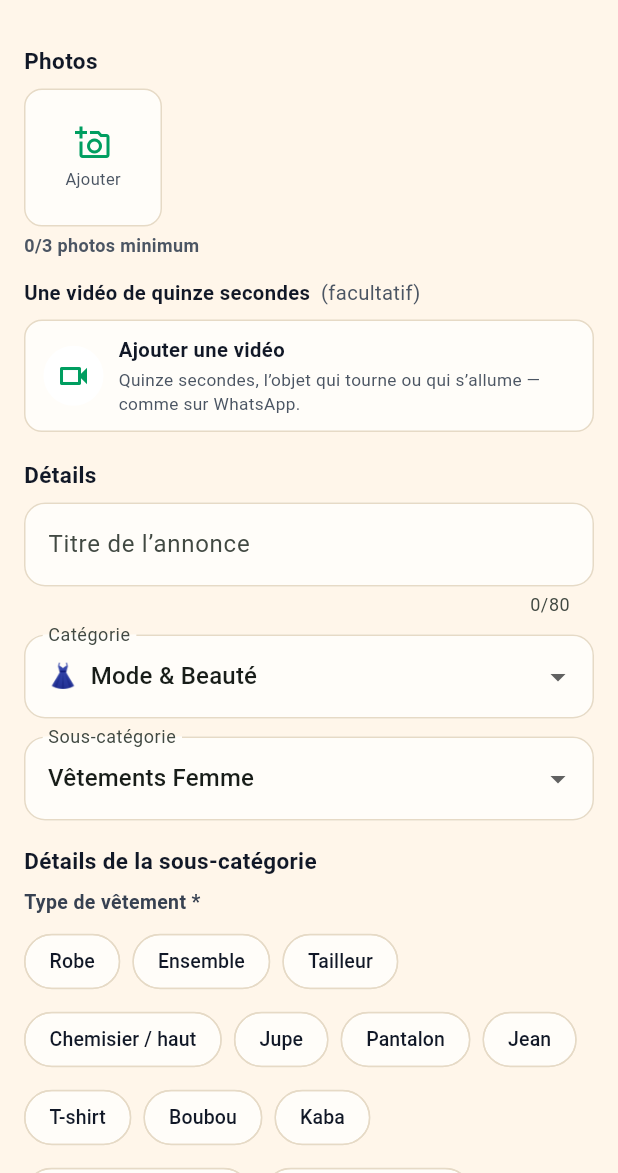
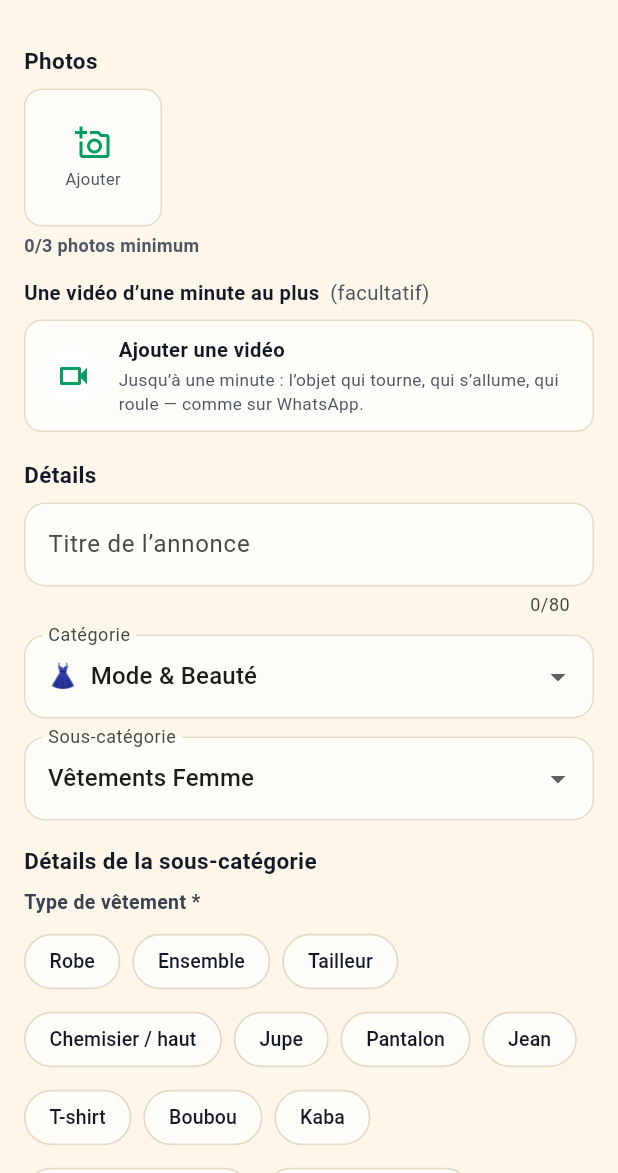
Before and after one commit to Williamszika/Chap.ci, a Flutter app: the PublierScreen screen opened directly, on a phone screen of 412 x 824 dp, the part 63-1236 px from its top. Run offline on Flutter 3.47's test engine with Material 3 defaults, Android fonts, the phone set to English and light mode, and no system bars; our stand-ins replace app_links, flutter_slidable, geolocator, google_sign_in, image_picker, qr_flutter and 4 more; missing offline and left inert: flutter_web_auth_2; accounts and stored records are empty; network calls fail; project files that could hold a hidden picture were left out.

Commit message:
La vidéo d'annonce passe de quinze secondes à une minute, et de 15 à 60 Mo
Décision du Patron du 06/09/2026 : « maxi 60 secondes ». Les quinze
secondes du chantier 6 étaient le format du statut WhatsApp ; une minute
laisse montrer un véhicule qui démarre ou un appartement pièce par pièce.

La durée se tient aux trois endroits qui la tenaient déjà : l'enregistreur
de l'application s'arrête à 60 s, l'application et le site lisent la
durée d'une vidéo de la galerie et refusent au-delà de 61 s en disant de
couper. Le serveur, qui ne mesure que le poids, passe son plafond par
défaut de 15 à 60 Mo (`video_max_mo`) — une minute de téléphone fait 20 à
40 Mo en 720p, jusqu'à 60 en 1080p. Le plafond réel reste borné par PHP :
le Patron relève upload_max_filesize à 64M et post_max_size à 72M dans
cPanel, et /health le confirme dans `videoMaxMo`.

Les textes (site, application en six langues, messages du serveur) et la
pastille de la fiche (« Vidéo », sans durée) suivent. Banc `banc:video`
inchangé : vingt-quatre contrôles verts, le 413 cite le nouveau message.

Co-Authored-By: Claude Fable 5.1 <noreply@anthropic.com>
Claude-Session: https://claude.ai/code/session_016afBC3axiNMzY6uoJrGgLp

```diff
--- a/flutter_app/lib/i18n/textes.dart
+++ b/flutter_app/lib/i18n/textes.dart
@@ -626,23 +626,23 @@ const Map<String, Map<String, String>> _t = {
   'menu.modifier': {'fr': "Modifier", 'en': "Edit", 'es': "Modificar", 'pt': "Editar", 'ar': "تعديل", 'zh': "编辑"},
 
   // La vidéo de quinze secondes (chantier 6 du 04/09/2026)
-  'pub.video': {'fr': "Une vidéo de quinze secondes", 'en': "A fifteen-second video", 'es': "Un vídeo de quince segundos", 'pt': "Um vídeo de quinze segundos", 'ar': "فيديو من خمس عشرة ثانية", 'zh': "一段十五秒的视频"},
+  'pub.video': {'fr': "Une vidéo d’une minute au plus", 'en': "A video, one minute at most", 'es': "Un vídeo de un minuto como máximo", 'pt': "Um vídeo de um minuto no máximo", 'ar': "فيديو مدته دقيقة على الأكثر", 'zh': "一段最长一分钟的视频"},
   'pub.videoFacultatif': {'fr': "(facultatif)", 'en': "(optional)", 'es': "(opcional)", 'pt': "(opcional)", 'ar': "(اختياري)", 'zh': "（可选）"},
   'pub.videoAjouter': {'fr': "Ajouter une vidéo", 'en': "Add a video", 'es': "Añadir un vídeo", 'pt': "Adicionar um vídeo", 'ar': "إضافة فيديو", 'zh': "添加视频"},
-  'pub.videoAide': {'fr': "Quinze secondes, l’objet qui tourne ou qui s’allume — comme sur WhatsApp.", 'en': "Fifteen seconds: the item turning, switching on — like on WhatsApp.", 'es': "Quince segundos: el objeto girando o encendiéndose, como en WhatsApp.", 'pt': "Quinze segundos: o objeto a rodar ou a ligar, como no WhatsApp.", 'ar': "خمس عشرة ثانية: الغرض يدور أو يعمل، كما في واتساب.", 'zh': "十五秒，让物品转一圈或开机——就像在 WhatsApp 上一样。"},
+  'pub.videoAide': {'fr': "Jusqu’à une minute : l’objet qui tourne, qui s’allume, qui roule — comme sur WhatsApp.", 'en': "Up to one minute: the item turning, switching on, running — like on WhatsApp.", 'es': "Hasta un minuto: el objeto girando, encendiéndose, funcionando, como en WhatsApp.", 'pt': "Até um minuto: o objeto a rodar, a ligar, a funcionar, como no WhatsApp.", 'ar': "حتى دقيقة: الغرض يدور أو يعمل أو يسير، كما في واتساب.", 'zh': "最长一分钟：让物品转一圈、开机、运转——就像在 WhatsApp 上一样。"},
   'pub.videoGalerie': {'fr': "Choisir dans la galerie", 'en': "Choose from gallery", 'es': "Elegir de la galería", 'pt': "Escolher da galeria", 'ar': "اختيار من المعرض", 'zh': "从相册选择"},
-  'pub.videoFilmer': {'fr': "Filmer (15 s au maximum)", 'en': "Record (15 s max)", 'es': "Grabar (15 s como máximo)", 'pt': "Filmar (15 s no máximo)", 'ar': "تصوير (15 ثانية كحد أقصى)", 'zh': "拍摄（最多 15 秒）"},
+  'pub.videoFilmer': {'fr': "Filmer (1 min au maximum)", 'en': "Record (1 min max)", 'es': "Grabar (1 min como máximo)", 'pt': "Filmar (1 min no máximo)", 'ar': "تصوير (دقيقة واحدة كحد أقصى)", 'zh': "拍摄（最多 1 分钟）"},
   'pub.videoRetirer': {'fr': "Retirer", 'en': "Remove", 'es': "Quitar", 'pt': "Remover", 'ar': "إزالة", 'zh': "移除"},
   'pub.videoRemplacer': {'fr': "Remplacer", 'en': "Replace", 'es': "Reemplazar", 'pt': "Substituir", 'ar': "استبدال", 'zh': "替换"},
   'pub.videoPrete': {'fr': "Vidéo prête ({mo} Mo) — elle partira avec l’annonce.", 'en': "Video ready ({mo} MB) — it will go with the listing.", 'es': "Vídeo listo ({mo} MB): se enviará con el anuncio.", 'pt': "Vídeo pronto ({mo} MB): será enviado com o anúncio.", 'ar': "الفيديو جاهز ({mo} م.ب) — سيُرسل مع الإعلان.", 'zh': "视频已就绪（{mo} MB），将随信息一起发送。"},
   'pub.videoEnLigne': {'fr': "Votre vidéo, déjà en ligne.", 'en': "Your video, already online.", 'es': "Su vídeo, ya en línea.", 'pt': "O seu vídeo, já online.", 'ar': "فيديوك، منشور بالفعل.", 'zh': "您的视频已在线。"},
   'pub.videoSeraRetiree': {'fr': "La vidéo en ligne sera retirée à l’enregistrement.", 'en': "The online video will be removed when you save.", 'es': "El vídeo en línea se quitará al guardar.", 'pt': "O vídeo online será removido ao guardar.", 'ar': "سيُزال الفيديو المنشور عند الحفظ.", 'zh': "保存时将移除在线视频。"},
-  'pub.videoTropLourde': {'fr': "Vidéo trop lourde ({mo} Mo, {max} Mo au maximum). Quinze secondes en 720p suffisent : coupez-la, puis réessayez.", 'en': "Video too large ({mo} MB, {max} MB max). Fifteen seconds in 720p is enough: trim it, then try again.", 'es': "Vídeo demasiado pesado ({mo} MB, {max} MB como máximo). Quince segundos en 720p bastan: recórtelo y vuelva a intentarlo.", 'pt': "Vídeo demasiado pesado ({mo} MB, {max} MB no máximo). Quinze segundos em 720p bastam: corte-o e tente de novo.", 'ar': "الفيديو ثقيل جداً ({mo} م.ب، الحد الأقصى {max} م.ب). خمس عشرة ثانية بدقة 720p تكفي: اقتطعه ثم أعد المحاولة.", 'zh': "视频过大（{mo} MB，最多 {max} MB）。720p 十五秒足够：请裁剪后重试。"},
-  'pub.videoTropLongue': {'fr': "Votre vidéo dure {s} s : coupez-la à quinze secondes, puis réessayez. Quinze secondes, c’est ce que l’acheteur regarde jusqu’au bout.", 'en': "Your video lasts {s} s: trim it to fifteen seconds, then try again. Fifteen seconds is what a buyer watches to the end.", 'es': "Su vídeo dura {s} s: recórtelo a quince segundos y vuelva a intentarlo. Quince segundos es lo que el comprador mira hasta el final.", 'pt': "O seu vídeo dura {s} s: corte-o para quinze segundos e tente de novo. Quinze segundos é o que o comprador vê até ao fim.", 'ar': "مدة الفيديو {s} ثانية: اقتطعه إلى خمس عشرة ثانية ثم أعد المحاولة. خمس عشرة ثانية هي ما يشاهده المشتري حتى النهاية.", 'zh': "您的视频长 {s} 秒：请裁剪到十五秒后重试。十五秒是买家会看完的长度。"},
+  'pub.videoTropLourde': {'fr': "Vidéo trop lourde ({mo} Mo, {max} Mo au maximum). Une minute en 720p suffit : coupez-la, puis réessayez.", 'en': "Video too large ({mo} MB, {max} MB max). One minute in 720p is enough: trim it, then try again.", 'es': "Vídeo demasiado pesado ({mo} MB, {max} MB como máximo). Un minuto en 720p basta: recórtelo y vuelva a intentarlo.", 'pt': "Vídeo demasiado pesado ({mo} MB, {max} MB no máximo). Um minuto em 720p basta: corte-o e tente de novo.", 'ar': "الفيديو ثقيل جداً ({mo} م.ب، الحد الأقصى {max} م.ب). دقيقة واحدة بدقة 720p تكفي: اقتطعه ثم أعد المحاولة.", 'zh': "视频过大（{mo} MB，最多 {max} MB）。720p 一分钟足够：请裁剪后重试。"},
+  'pub.videoTropLongue': {'fr': "Votre vidéo dure {s} s : coupez-la à une minute au plus, puis réessayez. Une minute, c’est ce que l’acheteur regarde jusqu’au bout.", 'en': "Your video lasts {s} s: trim it to one minute at most, then try again. One minute is what a buyer watches to the end.", 'es': "Su vídeo dura {s} s: recórtelo a un minuto como máximo y vuelva a intentarlo. Un minuto es lo que el comprador mira hasta el final.", 'pt': "O seu vídeo dura {s} s: corte-o para um minuto no máximo e tente de novo. Um minuto é o que o comprador vê até ao fim.", 'ar': "مدة الفيديو {s} ثانية: اقتطعه إلى دقيقة واحدة على الأكثر ثم أعد المحاولة. دقيقة واحدة هي ما يشاهده المشتري حتى النهاية.", 'zh': "您的视频长 {s} 秒：请裁剪到最多一分钟后重试。一分钟是买家会看完的长度。"},
   'pub.videoIllisible': {'fr': "Ce fichier n’est pas une vidéo lisible. Une vidéo prise avec votre téléphone convient.", 'en': "This file is not a playable video. A video taken with your phone works.", 'es': "Este archivo no es un vídeo legible. Un vídeo grabado con su teléfono sirve.", 'pt': "Este ficheiro não é um vídeo legível. Um vídeo gravado com o seu telemóvel serve.", 'ar': "هذا الملف ليس فيديو قابلاً للتشغيل. يكفي فيديو مصوَّر بهاتفك.", 'zh': "此文件不是可播放的视频。用手机拍摄的视频即可。"},
   'pub.videoEnvoi': {'fr': "Envoi de la vidéo… Ne quittez pas l’écran.", 'en': "Sending the video… Stay on this screen.", 'es': "Enviando el vídeo… No salga de la pantalla.", 'pt': "A enviar o vídeo… Não saia do ecrã.", 'ar': "جارٍ إرسال الفيديو… لا تغادر الشاشة.", 'zh': "正在发送视频…请勿离开此页面。"},
   'pub.videoEchec': {'fr': "L’annonce est en ligne, mais pas sa vidéo : {erreur}", 'en': "The listing is online, but not its video: {erreur}", 'es': "El anuncio está en línea, pero no su vídeo: {erreur}", 'pt': "O anúncio está online, mas não o vídeo: {erreur}", 'ar': "الإعلان منشور، لكن الفيديو لم يُرسل: {erreur}", 'zh': "信息已发布，但视频未上传：{erreur}"},
-  'annonce.video': {'fr': "Vidéo · 15 s", 'en': "Video · 15 s", 'es': "Vídeo · 15 s", 'pt': "Vídeo · 15 s", 'ar': "فيديو · 15 ث", 'zh': "视频 · 15 秒"},
+  'annonce.video': {'fr': "Vidéo", 'en': "Video", 'es': "Vídeo", 'pt': "Vídeo", 'ar': "فيديو", 'zh': "视频"},
 
   // Les réseaux sociaux du professionnel (05/09/2026)
   'pro.reseaux.titre': {'fr': "Réseaux sociaux", 'en': "Social networks", 'es': "Redes sociales", 'pt': "Redes sociais", 'ar': "شبكات التواصل", 'zh': "社交网络"},
--- a/flutter_app/lib/screens/publier_screen.dart
+++ b/flutter_app/lib/screens/publier_screen.dart
@@ -153,7 +153,11 @@ class _PublierScreenState extends State<PublierScreen> {
   String? _videoExistante; // en modification : l'adresse déjà en ligne
   bool _videoRetiree = false;
   bool _videoEnvoi = false;
-  static const int _videoMaxMo = 15; // le plafond du serveur (video_max_mo)
+  // Le plafond du serveur (video_max_mo) et la durée : une minute au plus
+  // (quinze secondes au départ ; une minute depuis le 06/09 sur décision du
+  // Patron). Une minute de téléphone fait 20 à 40 Mo en 720p, 60 en 1080p.
+  static const int _videoMaxMo = 60;
+  static const int _videoMaxSecondes = 60;
 
   /// Le formulaire détaillé de la sous-catégorie choisie, ou `null` s'il n'est
   /// pas encore porté (le formulaire de base suffit alors).
@@ -438,8 +442,8 @@ class _PublierScreenState extends State<PublierScreen> {
     }
   }
 
-  /// Choisir ou filmer la vidéo. L'appareil photo s'arrête tout seul à quinze
-  /// secondes ; une vidéo de la galerie, elle, peut durer trois minutes — on
+  /// Choisir ou filmer la vidéo. L'appareil photo s'arrête tout seul à une
+  /// minute ; une vidéo de la galerie, elle, peut durer trois minutes — on
   /// lit sa durée avant d'accepter, comme le site.
   Future<void> _choisirVideo() async {
     final source = await showModalBottomSheet<imgpick.ImageSource>(
@@ -472,7 +476,8 @@ class _PublierScreenState extends State<PublierScreen> {
     final imgpick.XFile? x;
     try {
       x = await imgpick.ImagePicker().pickVideo(
-          source: source, maxDuration: const Duration(seconds: 15));
+          source: source,
+          maxDuration: const Duration(seconds: _videoMaxSecondes));
     } catch (_) {
       return;
     }
@@ -495,7 +500,7 @@ class _PublierScreenState extends State<PublierScreen> {
       _dialogue(tr(context, 'pub.video'), tr(context, 'pub.videoIllisible'));
       return;
     }
-    if (duree.inSeconds > 16) {
+    if (duree.inSeconds > _videoMaxSecondes + 1) {
       _dialogue(
           tr(context, 'pub.video'),
           tr(context, 'pub.videoTropLongue')
```
Also changed, not shown: 8 other files.
